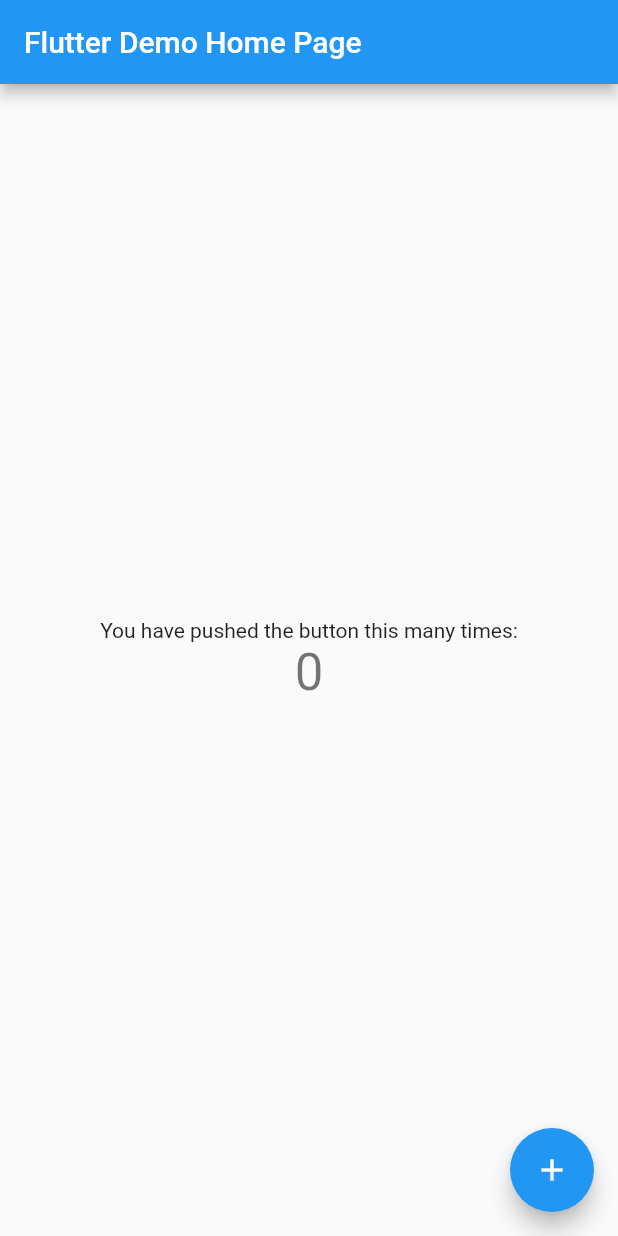
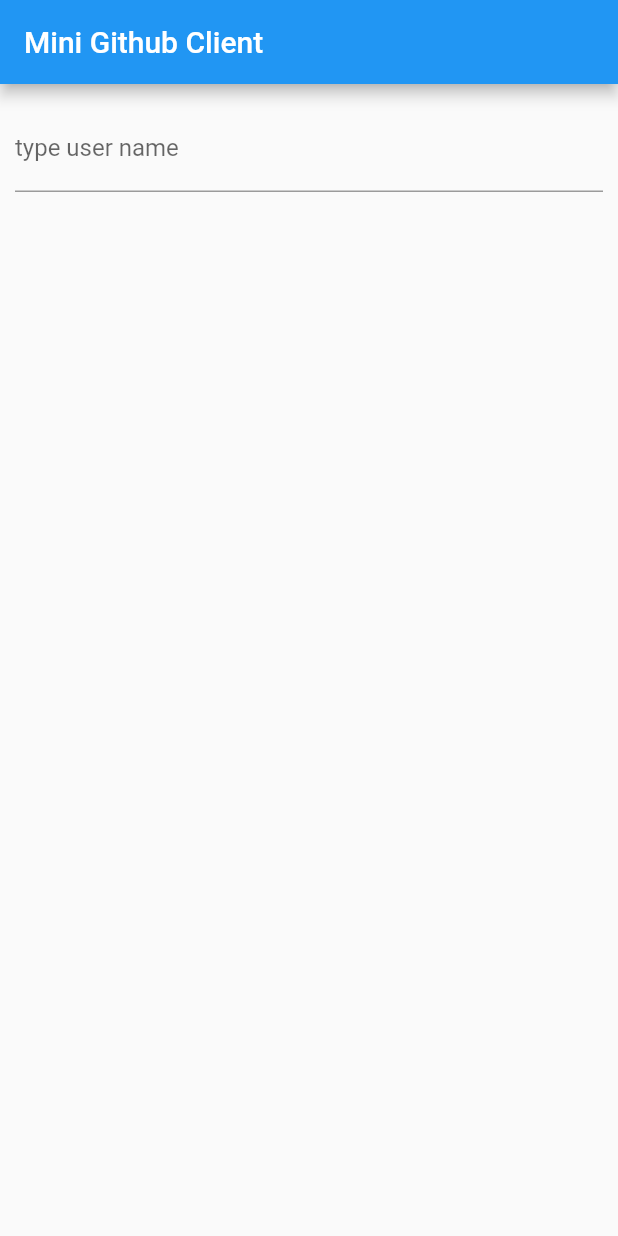
Before and after one commit to san-smith/mini_github_client, a Flutter app: the screen it shows after launch, on a phone screen of 412 x 824 dp. Run offline on Flutter 3.47's test engine with Material 2 defaults, Android fonts, the phone set to English and light mode, and no system bars; our stand-ins replace bloc, dio, flutter_bloc.

Commit message:
Create Home screen

```diff
--- a/lib/data/api/mapper/user_mapper.dart
+++ b/lib/data/api/mapper/user_mapper.dart
@@ -1,4 +1,4 @@
-import 'package:mini_github_client/data/api/service/model/api_user.dart';
+import 'package:mini_github_client/data/api/model/api_user.dart';
 import 'package:mini_github_client/domain/model/user.dart';
 
 class UserMapper {
@@ -9,6 +9,8 @@ class UserMapper {
       login: user.login,
       name: user.name,
       publicRepos: user.publicRepos,
+      location: user.location,
+      bio: user.bio,
     );
   }
 }
--- a/lib/data/api/service/rest_service.dart
+++ b/lib/data/api/service/rest_service.dart
@@ -1,5 +1,5 @@
 import 'package:dio/dio.dart';
-import 'package:mini_github_client/data/api/service/model/api_user.dart';
+import 'package:mini_github_client/data/api/model/api_user.dart';
 
 class Route {
   static String _getUser(String name) => '/users/$name';
@@ -32,7 +32,7 @@ class RestService {
       final result = await request;
       return result;
     } on DioError catch (error) {
-      throw Exception(error.response?.data);
+      throw Exception(error.response?.data['message']);
     }
   }
 
--- a/lib/domain/bloc/user_bloc.dart
+++ b/lib/domain/bloc/user_bloc.dart
@@ -8,7 +8,7 @@ class UserBloc extends Bloc<UserEvent, UserState> {
   UserBloc(this._userDataRepository);
 
   @override
-  UserState get initialState => null;
+  UserState get initialState => UserInitState();
 
   @override
   Stream<UserState> mapEventToState(UserEvent event) async* {
@@ -23,7 +23,7 @@ class UserBloc extends Bloc<UserEvent, UserState> {
       var user = await _userDataRepository.getUser(login);
       yield UserReadyState(user);
     } catch (e) {
-      yield UserErrorState(e.toString());
+      yield UserErrorState(e.message);
     }
   }
 }
@@ -32,6 +32,8 @@ class UserBloc extends Bloc<UserEvent, UserState> {
 
 abstract class UserState {
 }
+
+class UserInitState extends UserState {}
 
 class UserLoadingState extends UserState {}
 
--- a/lib/domain/model/user.dart
+++ b/lib/domain/model/user.dart
@@ -4,6 +4,8 @@ class User {
   final String name;
   final int publicRepos;
   final String avatarUrl;
+  final String location;
+  final String bio;
 
   User({
     this.id,
@@ -11,5 +13,7 @@ class User {
     this.name,
     this.publicRepos,
     this.avatarUrl,
+    this.location,
+    this.bio,
   });
 }
--- a/lib/internal/application.dart
+++ b/lib/internal/application.dart
@@ -2,24 +2,14 @@ import 'package:flutter/material.dart';
 import 'package:mini_github_client/presentation/home/home.dart';
 
 class Application extends StatelessWidget {
-  // This widget is the root of your application.
   @override
   Widget build(BuildContext context) {
     return MaterialApp(
-      title: 'Flutter Demo',
+      title: 'Mini Github Client',
       theme: ThemeData(
-        // This is the theme of your application.
-        //
-        // Try running your application with "flutter run". You'll see the
-        // application has a blue toolbar. Then, without quitting the app, try
-        // changing the primarySwatch below to Colors.green and then invoke
-        // "hot reload" (press "r" in the console where you ran "flutter run",
-        // or simply save your changes to "hot reload" in a Flutter IDE).
-        // Notice that the counter didn't reset back to zero; the application
-        // is not restarted.
         primarySwatch: Colors.blue,
       ),
-      home: Home(title: 'Flutter Demo Home Page'),
+      home: Home(),
     );
   }
 }
--- a/lib/presentation/home/home.dart
+++ b/lib/presentation/home/home.dart
@@ -1,86 +1,152 @@
 import 'package:flutter/material.dart';
+import 'package:flutter_bloc/flutter_bloc.dart';
+import 'package:mini_github_client/domain/bloc/user_bloc.dart';
+import 'package:mini_github_client/domain/model/user.dart';
+import 'package:mini_github_client/internal/dependencies/user_module.dart';
 
 class Home extends StatefulWidget {
-  Home({Key key, this.title}) : super(key: key);
-
-  // This widget is the home page of your application. It is stateful, meaning
-  // that it has a State object (defined below) that contains fields that affect
-  // how it looks.
-
-  // This class is the configuration for the state. It holds the values (in this
-  // case the title) provided by the parent (in this case the App widget) and
-  // used by the build method of the State. Fields in a Widget subclass are
-  // always marked "final".
-
-  final String title;
+  Home({Key key}) : super(key: key);
 
   @override
   _HomeState createState() => _HomeState();
 }
 
 class _HomeState extends State<Home> {
-  int _counter = 0;
+  TextEditingController _controller = TextEditingController();
+  UserBloc _userBloc = UserModule.userBloc();
 
-  void _incrementCounter() {
-    setState(() {
-      // This call to setState tells the Flutter framework that something has
-      // changed in this State, which causes it to rerun the build method below
-      // so that the display can reflect the updated values. If we changed
-      // _counter without calling setState(), then the build method would not be
-      // called again, and so nothing would appear to happen.
-      _counter++;
-    });
+  @override
+  void dispose() {
+    _userBloc.close();
+    super.dispose();
   }
 
   @override
   Widget build(BuildContext context) {
-    // This method is rerun every time setState is called, for instance as done
-    // by the _incrementCounter method above.
-    //
-    // The Flutter framework has been optimized to make rerunning build methods
-    // fast, so that you can just rebuild anything that needs updating rather
-    // than having to individually change instances of widgets.
-    return Scaffold(
+    return GestureDetector(
+      onTap: () {
+        FocusScope.of(context).unfocus();
+      },
+      child: Scaffold(
         appBar: AppBar(
-        // Here we take the value from the MyHomePage object that was created by
-        // the App.build method, and use it to set our appbar title.
-        title: Text(widget.title),
+          title: Text('Mini Github Client'),
         ),
-      body: Center(
-        // Center is a layout widget. It takes a single child and positions it
-        // in the middle of the parent.
+        body: _getBody(),
+      ),
+    );
+  }
+
+  Widget _getBody() {
+    return Container(
+      padding: EdgeInsets.symmetric(horizontal: 10),
       child: Column(
-          // Column is also a layout widget. It takes a list of children and
-          // arranges them vertically. By default, it sizes itself to fit its
-          // children horizontally, and tries to be as tall as its parent.
-          //
-          // Invoke "debug painting" (press "p" in the console, choose the
-          // "Toggle Debug Paint" action from the Flutter Inspector in Android
-          // Studio, or the "Toggle Debug Paint" command in Visual Studio Code)
-          // to see the wireframe for each widget.
-          //
-          // Column has various properties to control how it sizes itself and
-          // how it positions its children. Here we use mainAxisAlignment to
-          // center the children vertically; the main axis here is the vertical
-          // axis because Columns are vertical (the cross axis would be
-          // horizontal).
-          mainAxisAlignment: MainAxisAlignment.center,
+        crossAxisAlignment: CrossAxisAlignment.start,
         children: <Widget>[
+          _getSearch(),
+          SizedBox(height: 15),
+          Expanded(child: _getContent()),
+        ],
+      ),
+    );
+  }
+
+  Widget _getSearch() {
+    return TextField(
+      controller: _controller,
+      autocorrect: false,
+      autofocus: false,
+      maxLines: 1,
+      decoration: InputDecoration(
+        hintText: 'type user name',
+        suffix: IconButton(
+          icon: Icon(Icons.search),
+          onPressed: _findUser,
+        ),
+      ),
+    );
+  }
+
+  Widget _getContent() {
+    return BlocBuilder<UserBloc, UserState>(
+      bloc: _userBloc,
+      builder: (context, state) {
+        if (state is UserLoadingState) {
+          return Center(child: CircularProgressIndicator());
+        }
+        if (state is UserReadyState) {
+          return SingleChildScrollView(
+            padding: EdgeInsets.only(bottom: 20),
+            child: _getUserInfo(state.user),
+          );
+        }
+        if (state is UserErrorState) {
+          return Center(
+            child: Text('Не удалось найти пользователя ${_controller.text}'),
+          );
+        }
+        return Container();
+      },
+    );
+  }
+
+  Widget _getUserInfo(User user) {
+    return Column(
+      children: <Widget>[
+        if (user.avatarUrl.isNotEmpty)
+          Image.network(
+            user.avatarUrl,
+          ),
+        SizedBox(height: 15),
         Text(
-              'You have pushed the button this many times:',
+          user.login,
+          style: TextStyle(
+            fontSize: 25,
+            fontWeight: FontWeight.bold,
           ),
+        ),
+        if (user.name.isNotEmpty) ...[
+          SizedBox(height: 15),
           Text(
-              '$_counter',
-              style: Theme.of(context).textTheme.display1,
+            user.name,
+            style: TextStyle(
+              fontSize: 20,
+              color: Colors.grey,
+            ),
           ),
         ],
+        if (user.location.isNotEmpty) ...[
+          SizedBox(height: 15),
+          Text(
+            user.location,
+            style: TextStyle(
+              fontSize: 14,
             ),
           ),
-      floatingActionButton: FloatingActionButton(
-        onPressed: _incrementCounter,
-        tooltip: 'Increment',
-        child: Icon(Icons.add),
-      ), // This trailing comma makes auto-formatting nicer for build methods.
+        ],
+        if (user.bio.isNotEmpty) ...[
+          SizedBox(height: 15),
+          Text(
+          user.bio,
+          style: TextStyle(
+            fontSize: 14,
+          ),
+        ),
+        ],
+        SizedBox(height: 15),
+        RaisedButton(
+          child: Text('Репозитории (${user.publicRepos})'),
+          onPressed: _goToRepos,
+        ),
+      ],
     );
   }
+
+  void _findUser() {
+    if (_controller.text.isNotEmpty) {
+      FocusScope.of(context).unfocus();
+      _userBloc.add(UserGetEvent(_controller.text));
     }
+  }
+
+  void _goToRepos() {}
+}
--- a/pubspec.yaml
+++ b/pubspec.yaml
@@ -14,7 +14,7 @@ description: A new Flutter project.
 version: 1.0.0+1
 
 environment:
-  sdk: ">=2.1.0 <3.0.0"
+  sdk: ">=2.3.0 <3.0.0"
 
 dependencies:
   flutter:
```
Also changed, not shown: lib/data/api/model/api_user.dart (renamed from lib/data/api/service/model/api_user.dart, +7 -1 lines). Lines whose indentation alone changed are shown as unchanged.
